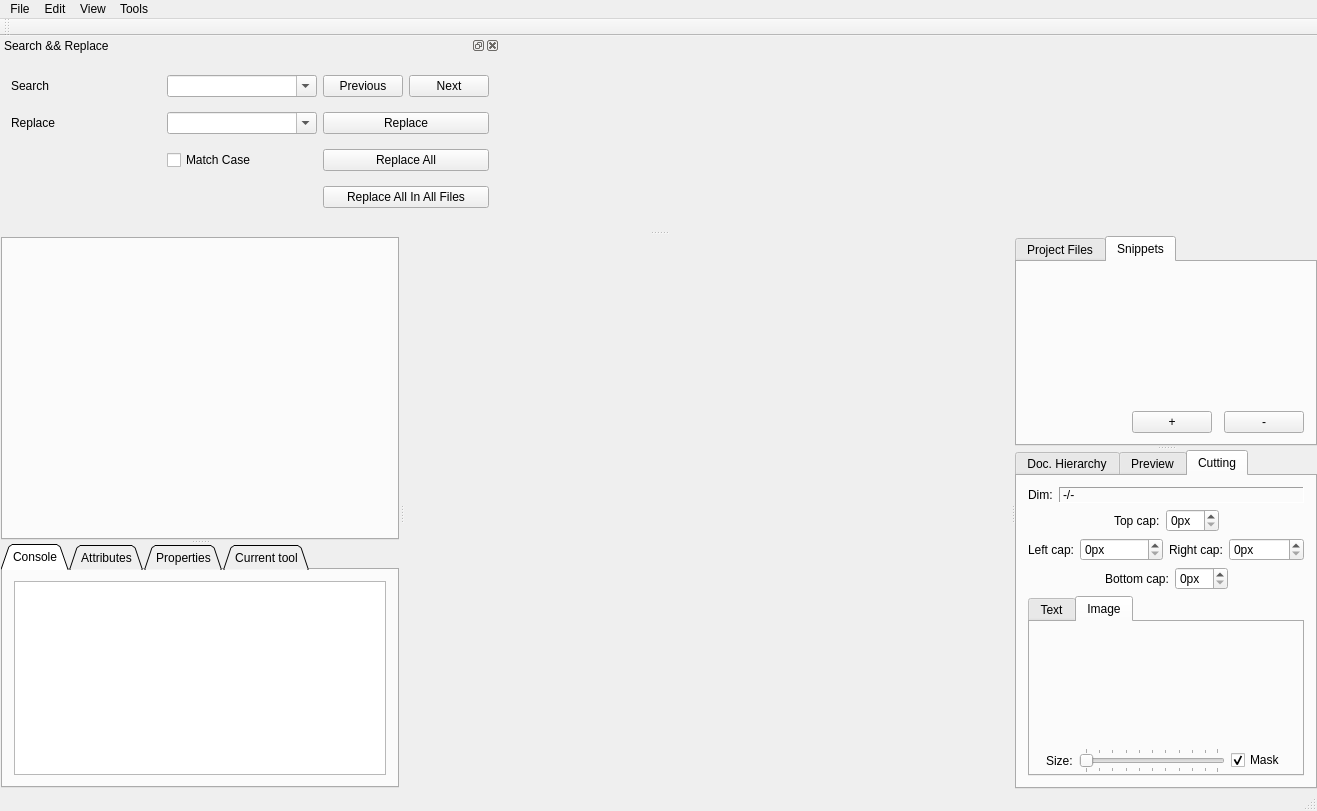
ppiecuch/Rockete, file ui/rockete.ui: the form before one commit.
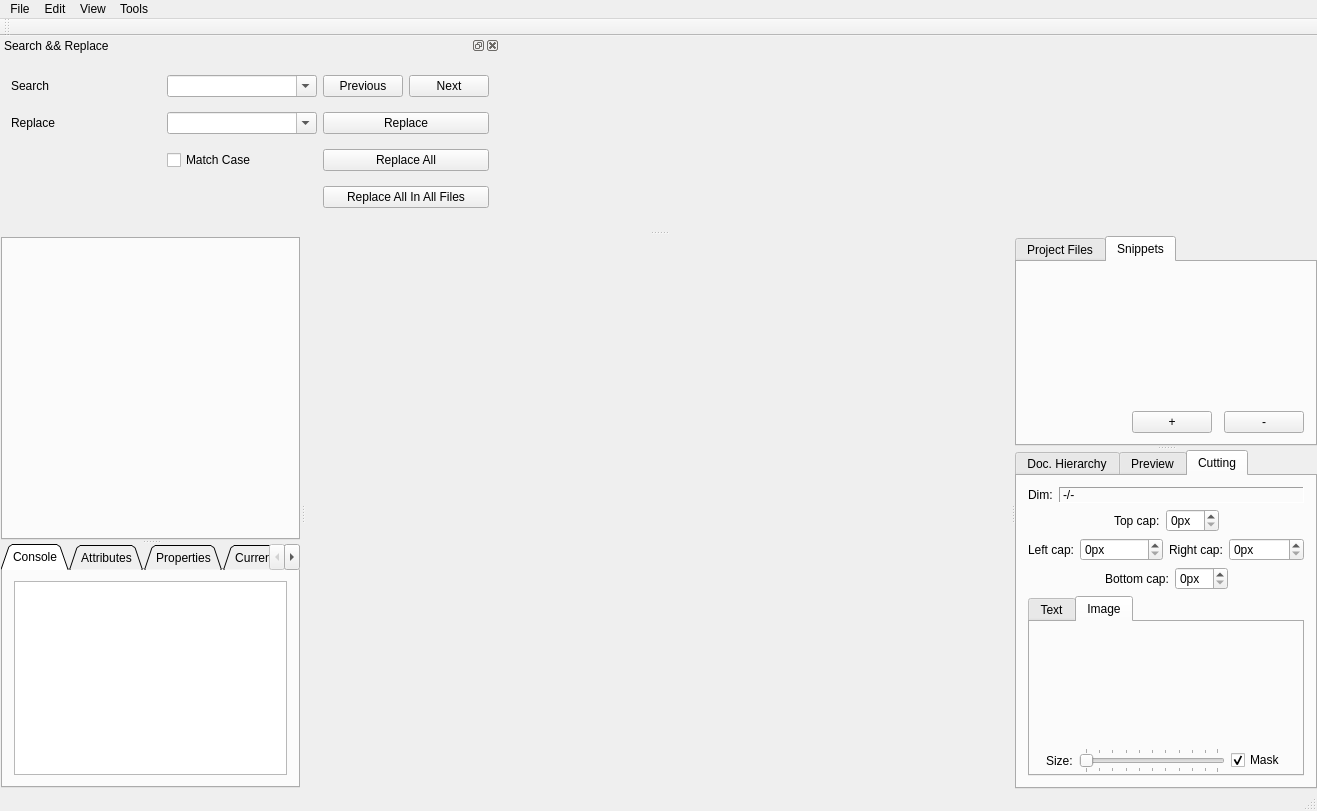
The form after the commit. Icons and pictures are not drawn. Custom widgets are drawn as their Qt base class.

```diff
--- a/ui/rockete.ui
+++ b/ui/rockete.ui
@@ -39,13 +39,13 @@
        </property>
        <property name="minimumSize">
         <size>
-         <width>100</width>
+         <width>200</width>
          <height>0</height>
         </size>
        </property>
        <property name="maximumSize">
         <size>
-         <width>400</width>
+         <width>16777215</width>
          <height>16777215</height>
         </size>
        </property>
@@ -113,6 +113,11 @@
             <layout class="QGridLayout" name="gridLayout_5">
              <item row="0" column="0">
               <widget class="QTextBrowser" name="logWindow">
+               <property name="font">
+                <font>
+                 <pointsize>10</pointsize>
+                </font>
+               </property>
                <property name="documentTitle">
                 <string>Log</string>
                </property>
@@ -123,8 +128,8 @@
                 <string>&lt;!DOCTYPE HTML PUBLIC &quot;-//W3C//DTD HTML 4.0//EN&quot; &quot;http://www.w3.org/TR/REC-html40/strict.dtd&quot;&gt;
 &lt;html&gt;&lt;head&gt;&lt;meta name=&quot;qrichtext&quot; content=&quot;1&quot; /&gt;&lt;title&gt;Log&lt;/title&gt;&lt;style type=&quot;text/css&quot;&gt;
 p, li { white-space: pre-wrap; }
-&lt;/style&gt;&lt;/head&gt;&lt;body style=&quot; font-family:'Lucida Grande'; font-size:13pt; font-weight:400; font-style:normal;&quot;&gt;
-&lt;p style=&quot;-qt-paragraph-type:empty; margin-top:0px; margin-bottom:0px; margin-left:0px; margin-right:0px; -qt-block-indent:0; text-indent:0px; font-size:10pt;&quot;&gt;&lt;br /&gt;&lt;/p&gt;&lt;/body&gt;&lt;/html&gt;</string>
+&lt;/style&gt;&lt;/head&gt;&lt;body style=&quot; font-family:'Lucida Grande'; font-size:10pt; font-weight:400; font-style:normal;&quot;&gt;
+&lt;p style=&quot;-qt-paragraph-type:empty; margin-top:0px; margin-bottom:0px; margin-left:0px; margin-right:0px; -qt-block-indent:0; text-indent:0px;&quot;&gt;&lt;br /&gt;&lt;/p&gt;&lt;/body&gt;&lt;/html&gt;</string>
                </property>
               </widget>
              </item>
@@ -169,7 +174,7 @@
        </property>
        <property name="minimumSize">
         <size>
-         <width>500</width>
+         <width>400</width>
          <height>0</height>
         </size>
        </property>
@@ -193,7 +198,7 @@
           </property>
           <property name="minimumSize">
            <size>
-            <width>20</width>
+            <width>200</width>
             <height>0</height>
            </size>
           </property>
```
Left out of the diff: 26 changed lines with no effect on the pictures.
